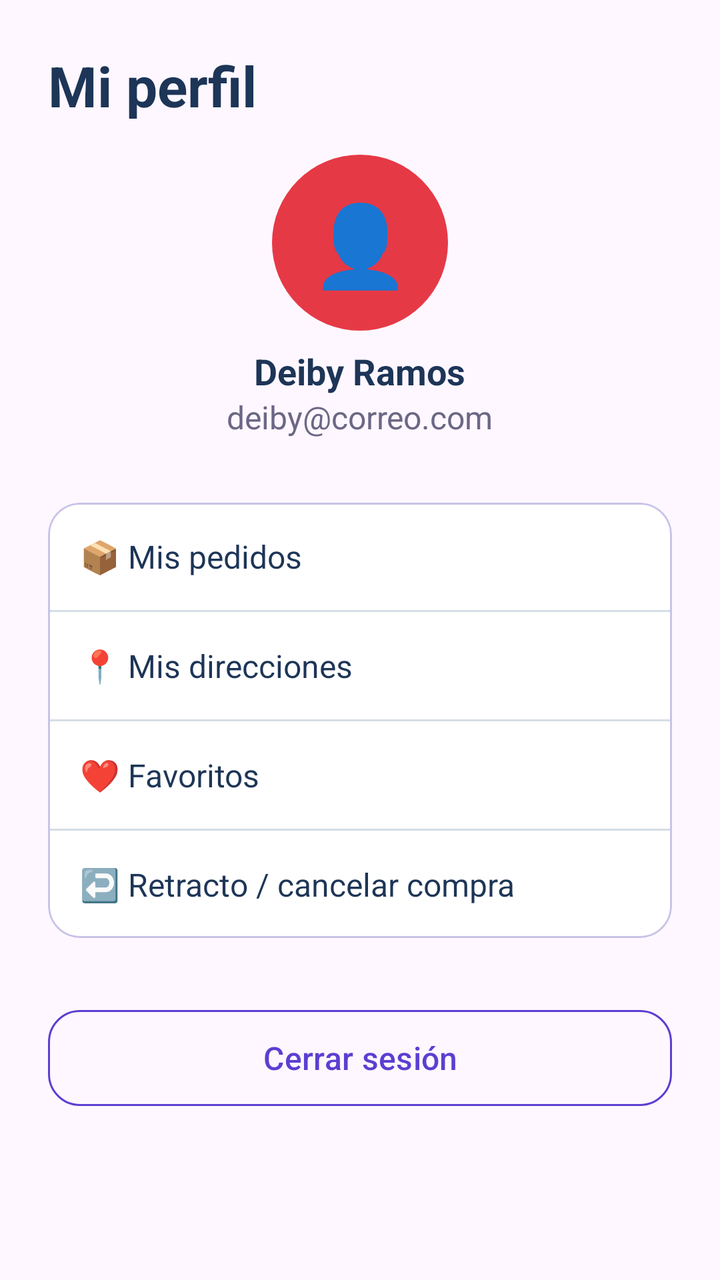
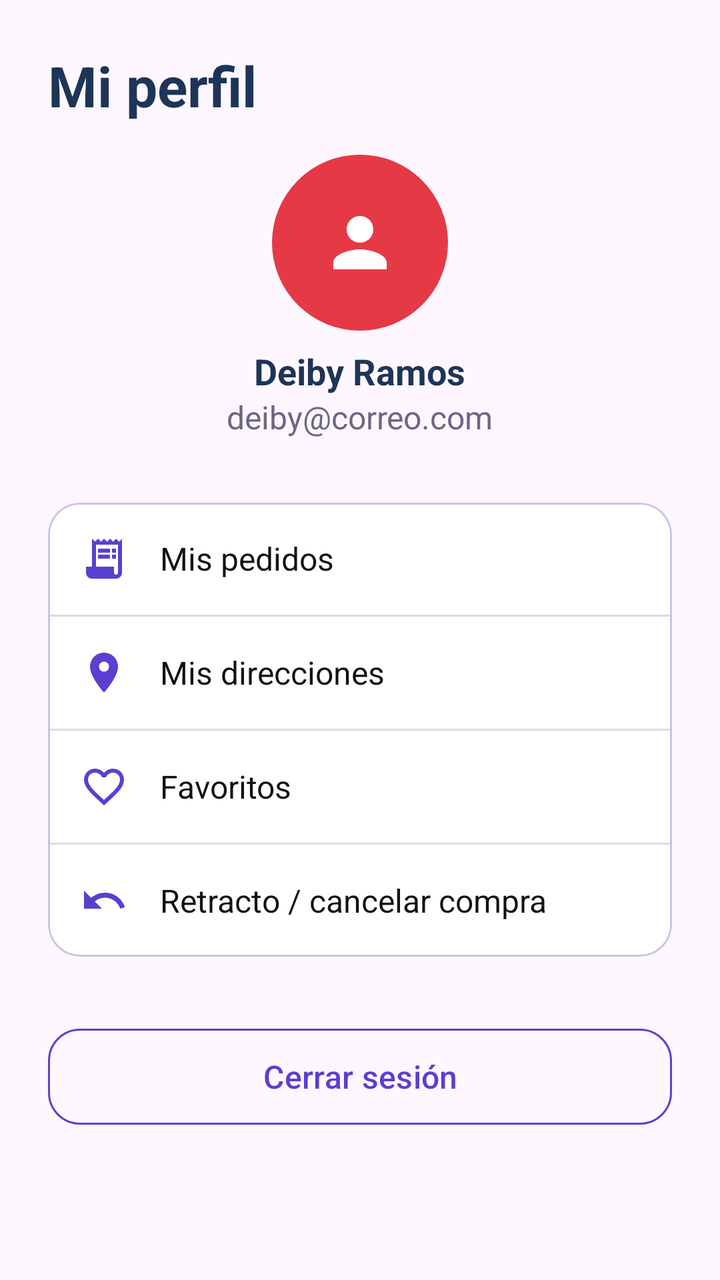

Screens rendered from an Android XML layout before and after an edit, with the pre-edit source and the edit as a unified diff.
<!-- AndroidManifest.xml: application theme Theme.VinylCDVault -->
<!-- res/layout/fragment_profile.xml -->
<?xml version="1.0" encoding="utf-8"?>
<ScrollView xmlns:android="http://schemas.android.com/apk/res/android"
    xmlns:app="http://schemas.android.com/apk/res-auto"
    android:layout_width="match_parent"
    android:layout_height="match_parent"
    android:fillViewport="true">

    <LinearLayout
        android:layout_width="match_parent"
        android:layout_height="wrap_content"
        android:gravity="center_horizontal"
        android:orientation="vertical"
        android:padding="@dimen/screen_padding">

        <TextView
            style="@style/App.Text.Title"
            android:layout_width="match_parent"
            android:layout_height="wrap_content"
            android:text="@string/profile_title" />

        <TextView
            android:layout_width="@dimen/avatar_size"
            android:layout_height="@dimen/avatar_size"
            android:layout_marginTop="@dimen/spacing_medium"
            android:background="@drawable/bg_logo_circle"
            android:gravity="center"
            android:text="👤"
            android:textSize="40sp" />

        <TextView
            style="@style/App.Text.Subtitle"
            android:id="@+id/tvProfileName"
            android:layout_width="wrap_content"
            android:layout_height="wrap_content"
            android:layout_marginTop="@dimen/spacing_small"
            android:text="@string/sample_name" />

        <TextView
            style="@style/App.Text.Body"
            android:id="@+id/tvProfileEmail"
            android:layout_width="wrap_content"
            android:layout_height="wrap_content"
            android:text="@string/sample_email" />

        <com.google.android.material.card.MaterialCardView
            style="@style/Widget.Material3.CardView.Outlined"
            android:layout_width="match_parent"
            android:layout_height="wrap_content"
            android:layout_marginTop="@dimen/spacing_large"
            app:cardBackgroundColor="@color/card_bg"
            app:cardCornerRadius="@dimen/corner_radius"
            app:strokeColor="@color/input_stroke">

            <LinearLayout
                android:layout_width="match_parent"
                android:layout_height="wrap_content"
                android:orientation="vertical">

                <TextView android:id="@+id/rowOrders" style="@style/App.ProfileRow"  android:layout_width="match_parent" android:layout_height="wrap_content" android:text="@string/profile_orders" />
                <View android:layout_width="match_parent" android:layout_height="1dp" android:background="@color/divider" />
                <TextView android:id="@+id/rowAddresses" style="@style/App.ProfileRow"  android:layout_width="match_parent" android:layout_height="wrap_content" android:text="@string/profile_addresses" />
                <View android:layout_width="match_parent" android:layout_height="1dp" android:background="@color/divider" />
                <TextView android:id="@+id/rowFavorites" style="@style/App.ProfileRow"  android:layout_width="match_parent" android:layout_height="wrap_content" android:text="@string/profile_favorites" />
                <View android:layout_width="match_parent" android:layout_height="1dp" android:background="@color/divider" />
                <TextView android:id="@+id/rowWithdrawal" style="@style/App.ProfileRow"  android:layout_width="match_parent" android:layout_height="wrap_content" android:text="@string/profile_withdrawal" />
            </LinearLayout>
        </com.google.android.material.card.MaterialCardView>

        <com.google.android.material.button.MaterialButton
            android:id="@+id/btnLogout"
            style="@style/App.ButtonOutlined"
            android:layout_width="match_parent"
            android:layout_height="@dimen/button_height"
            android:layout_marginTop="@dimen/spacing_large"
            android:text="@string/profile_logout" />
    </LinearLayout>
</ScrollView>
<!-- resources referenced by this layout -->
<resources>
  <string name="profile_addresses">📍  Mis direcciones</string>
  <string name="profile_favorites">❤️  Favoritos</string>
  <string name="profile_orders">📦  Mis pedidos</string>
  <string name="profile_withdrawal">↩️  Retracto / cancelar compra</string>
  <style name="App.ProfileRow">
          <item name="android:padding">@dimen/spacing_medium</item>
          <item name="android:textSize">@dimen/text_body</item>
          <item name="android:textColor">@color/text_dark</item>
          <item name="android:background">?attr/selectableItemBackground</item>
      </style>
  <dimen name="text_body">16sp</dimen>
  <color name="white">#FFFFFF</color>
  <color name="accent">#E63946</color>
  <color name="chip_bg">#DCEBF3</color>
  <!-- unchanged entries left out for length: 28 -->
</resources>

<!-- the commit's change to res/layout/fragment_profile.xml (unified diff, before → after) -->
@@ -18,15 +18,17 @@
             android:layout_height="wrap_content"
             android:text="@string/profile_title" />
 
-        <TextView
+        <ImageView
             android:layout_width="@dimen/avatar_size"
             android:layout_height="@dimen/avatar_size"
             android:layout_marginTop="@dimen/spacing_medium"
             android:background="@drawable/bg_logo_circle"
-            android:gravity="center"
-            android:text="👤"
-            android:textSize="40sp" />
+            android:contentDescription="@string/profile_title"
+            android:padding="24dp"
+            android:src="@drawable/ic_person"
+            app:tint="@color/white" />
 
+        
         <TextView
             style="@style/App.Text.Subtitle"
             android:id="@+id/tvProfileName"
@@ -56,13 +58,13 @@
                 android:layout_height="wrap_content"
                 android:orientation="vertical">
 
-                <TextView android:id="@+id/rowOrders" style="@style/App.ProfileRow"  android:layout_width="match_parent" android:layout_height="wrap_content" android:text="@string/profile_orders" />
+                <TextView android:id="@+id/rowOrders" style="@style/App.ProfileRow" android:layout_width="match_parent" android:layout_height="wrap_content" android:drawableStart="@drawable/ic_receipt" android:text="@string/profile_orders" />
                 <View android:layout_width="match_parent" android:layout_height="1dp" android:background="@color/divider" />
-                <TextView android:id="@+id/rowAddresses" style="@style/App.ProfileRow"  android:layout_width="match_parent" android:layout_height="wrap_content" android:text="@string/profile_addresses" />
+                <TextView android:id="@+id/rowAddresses" style="@style/App.ProfileRow" android:layout_width="match_parent" android:layout_height="wrap_content" android:drawableStart="@drawable/ic_location" android:text="@string/profile_addresses" />
                 <View android:layout_width="match_parent" android:layout_height="1dp" android:background="@color/divider" />
-                <TextView android:id="@+id/rowFavorites" style="@style/App.ProfileRow"  android:layout_width="match_parent" android:layout_height="wrap_content" android:text="@string/profile_favorites" />
+                <TextView android:id="@+id/rowFavorites" style="@style/App.ProfileRow" android:layout_width="match_parent" android:layout_height="wrap_content" android:drawableStart="@drawable/ic_favorite_border" android:text="@string/profile_favorites" />
                 <View android:layout_width="match_parent" android:layout_height="1dp" android:background="@color/divider" />
-                <TextView android:id="@+id/rowWithdrawal" style="@style/App.ProfileRow"  android:layout_width="match_parent" android:layout_height="wrap_content" android:text="@string/profile_withdrawal" />
+                <TextView android:id="@+id/rowWithdrawal" style="@style/App.ProfileRow" android:layout_width="match_parent" android:layout_height="wrap_content" android:drawableStart="@drawable/ic_undo" android:text="@string/profile_withdrawal" />
             </LinearLayout>
         </com.google.android.material.card.MaterialCardView>
 
<!-- resource entries referenced after the edit -->
@@ -1,17 +1,58 @@
 <!-- resources referenced by this layout -->
 <resources>
-  <string name="profile_addresses">📍  Mis direcciones</string>
-  <string name="profile_favorites">❤️  Favoritos</string>
-  <string name="profile_orders">📦  Mis pedidos</string>
-  <string name="profile_withdrawal">↩️  Retracto / cancelar compra</string>
+  <string name="profile_addresses">Mis direcciones</string>
+  <string name="profile_favorites">Favoritos</string>
+  <string name="profile_orders">Mis pedidos</string>
+  <string name="profile_withdrawal">Retracto / cancelar compra</string>
   <style name="App.ProfileRow">
           <item name="android:padding">@dimen/spacing_medium</item>
           <item name="android:textSize">@dimen/text_body</item>
-          <item name="android:textColor">@color/text_dark</item>
+          <item name="android:textColor">@color/primary_dark</item>
           <item name="android:background">?attr/selectableItemBackground</item>
+          <item name="android:gravity">center_vertical</item>
+          <item name="android:drawablePadding">@dimen/spacing_medium</item>
+          <item name="android:drawableTint">@color/primary</item>
       </style>
   <dimen name="text_body">16sp</dimen>
   <color name="white">#FFFFFF</color>
+  <!-- drawable ic_favorite_border (drawable) -->
+  <vector xmlns:android="http://schemas.android.com/apk/res/android" android:height="24dp" android:tint="#000000" android:viewportHeight="24" android:viewportWidth="24" android:width="24dp">
+        
+      <path android:fillColor="@android:color/white" android:pathData="M16.5,3c-1.74,0 -3.41,0.81 -4.5,2.09C10.91,3.81 9.24,3 7.5,3 4.42,3 2,5.42 2,8.5c0,3.78 3.4,6.86 8.55,11.54L12,21.35l1.45,-1.32C18.6,15.36 22,12.28 22,8.5 22,5.42 19.58,3 16.5,3zM12.1,18.55l-0.1,0.1 -0.1,-0.1C7.14,14.24 4,11.39 4,8.5 4,6.5 5.5,5 7.5,5c1.54,0 3.04,0.99 3.57,2.36h1.87C13.46,5.99 14.96,5 16.5,5c2,0 3.5,1.5 3.5,3.5 0,2.89 -3.14,5.74 -7.9,10.05z"/>
+      
+  </vector>
+  <!-- drawable ic_location (drawable) -->
+  <vector xmlns:android="http://schemas.android.com/apk/res/android" android:height="24dp" android:tint="#000000" android:viewportHeight="24" android:viewportWidth="24" android:width="24dp">
+        
+      <path android:fillColor="@android:color/white" android:pathData="M12,2C8.13,2 5,5.13 5,9c0,5.25 7,13 7,13s7,-7.75 7,-13c0,-3.87 -3.13,-7 -7,-7zM12,11.5c-1.38,0 -2.5,-1.12 -2.5,-2.5s1.12,-2.5 2.5,-2.5 2.5,1.12 2.5,2.5 -1.12,2.5 -2.5,2.5z"/>
+      
+  </vector>
+  <!-- drawable ic_person (drawable) -->
+  <vector xmlns:android="http://schemas.android.com/apk/res/android" android:height="24dp" android:tint="#000000" android:viewportHeight="24" android:viewportWidth="24" android:width="24dp">
+        
+      <path android:fillColor="@android:color/white" android:pathData="M12,12c2.21,0 4,-1.79 4,-4s-1.79,-4 -4,-4 -4,1.79 -4,4 1.79,4 4,4zM12,14c-2.67,0 -8,1.34 -8,4v2h16v-2c0,-2.66 -5.33,-4 -8,-4z"/>
+      
+  </vector>
+  <!-- drawable ic_receipt (drawable) -->
+  <vector xmlns:android="http://schemas.android.com/apk/res/android" android:autoMirrored="true" android:height="24dp" android:tint="#000000" android:viewportHeight="24" android:viewportWidth="24" android:width="24dp">
+        
+      <path android:fillColor="@android:color/white" android:pathData="M19.5,3.5L18,2l-1.5,1.5L15,2l-1.5,1.5L12,2l-1.5,1.5L9,2L7.5,3.5L6,2v14H3v3c0,1.66 1.34,3 3,3h12c1.66,0 3,-1.34 3,-3V2L19.5,3.5zM19,19c0,0.55 -0.45,1 -1,1s-1,-0.45 -1,-1v-3H8V5h11V19z"/>
+        
+      <path android:fillColor="@android:color/white" android:pathData="M9,7h6v2h-6z"/>
+        
+      <path android:fillColor="@android:color/white" android:pathData="M16,7h2v2h-2z"/>
+        
+      <path android:fillColor="@android:color/white" android:pathData="M9,10h6v2h-6z"/>
+        
+      <path android:fillColor="@android:color/white" android:pathData="M16,10h2v2h-2z"/>
+      
+  </vector>
+  <!-- drawable ic_undo (drawable) -->
+  <vector xmlns:android="http://schemas.android.com/apk/res/android" android:autoMirrored="true" android:height="24dp" android:tint="#000000" android:viewportHeight="24" android:viewportWidth="24" android:width="24dp">
+        
+      <path android:fillColor="@android:color/white" android:pathData="M12.5,8c-2.65,0 -5.05,0.99 -6.9,2.6L2,7v9h9l-3.62,-3.62c1.39,-1.16 3.16,-1.88 5.12,-1.88 3.54,0 6.55,2.31 7.6,5.5l2.37,-0.78C21.08,11.03 17.15,8 12.5,8z"/>
+      
+  </vector>
   <color name="accent">#E63946</color>
   <color name="chip_bg">#DCEBF3</color>
   <!-- unchanged entries left out for length: 28 -->
